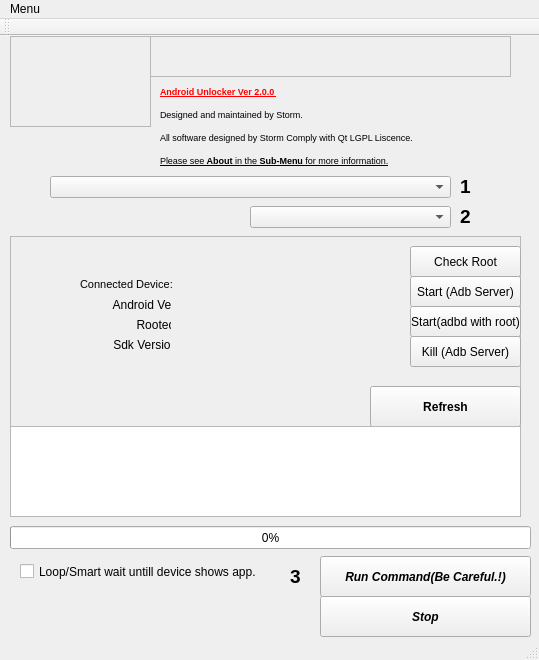
The window that SampleQT/Android_Unlocker/mainwindow.ui (kenkit/launchers) describes before a commit, drawn with Qt 5.
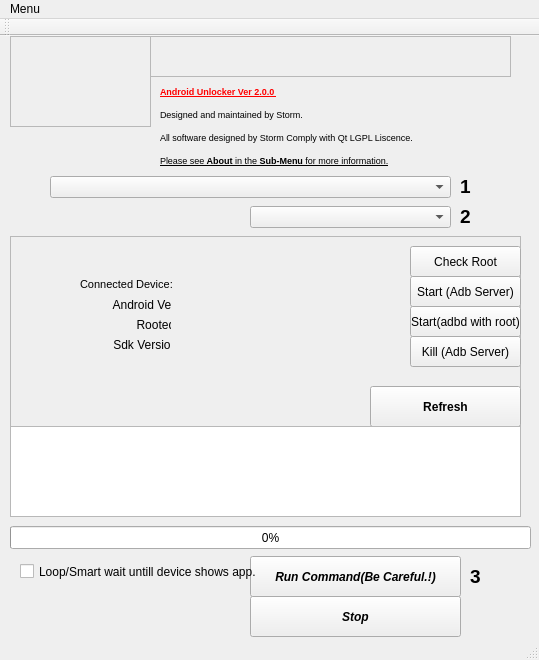
The same window after the commit. Icons and pictures are not drawn.

Commit message: Still more fixups, that one bug damn.

```diff
--- a/SampleQT/Android_Unlocker/mainwindow.ui
+++ b/SampleQT/Android_Unlocker/mainwindow.ui
@@ -361,7 +361,7 @@
    <widget class="QPushButton" name="pushButton_5">
     <property name="geometry">
      <rect>
-      <x>320</x>
+      <x>250</x>
       <y>520</y>
       <width>211</width>
       <height>41</height>
@@ -386,7 +386,7 @@
      <rect>
       <x>460</x>
       <y>140</y>
-      <width>71</width>
+      <width>21</width>
       <height>20</height>
      </rect>
     </property>
@@ -414,7 +414,7 @@
    <widget class="QPushButton" name="pushButton_7">
     <property name="geometry">
      <rect>
-      <x>320</x>
+      <x>250</x>
       <y>560</y>
       <width>211</width>
       <height>41</height>
@@ -486,7 +486,7 @@
    <widget class="QLabel" name="label_12">
     <property name="geometry">
      <rect>
-      <x>290</x>
+      <x>470</x>
       <y>530</y>
       <width>21</width>
       <height>20</height>
```
The commit also changes 1 other file.
